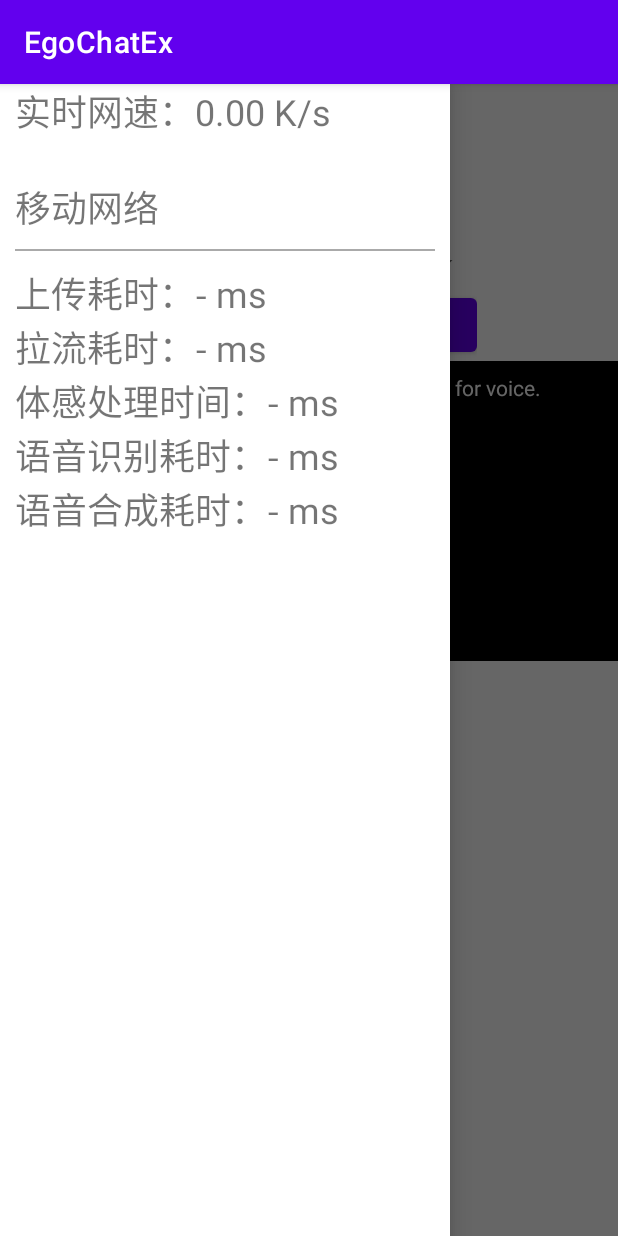
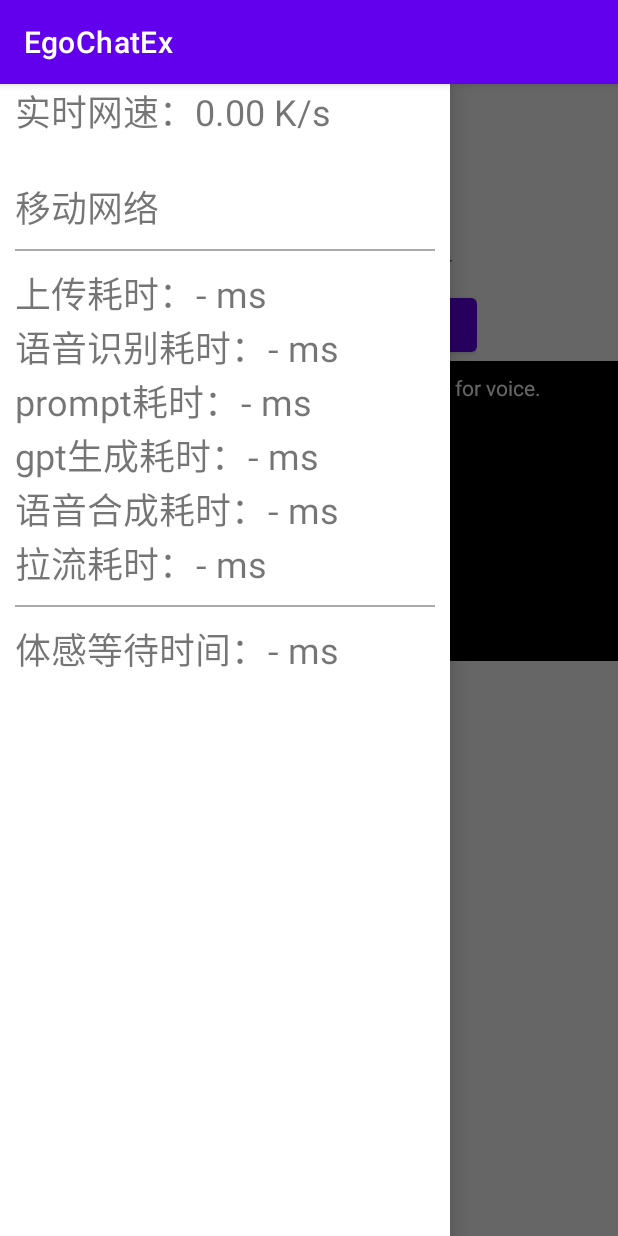
Before and after one commit to ECBill/Memx4Elder-Android, an Android app: the screen it shows after launch (MainActivity), with the side drawer open, on a phone screen of 412 x 824 dp. Run offline under Robolectric (Android 15) with nearby library versions, the phone set to English and light mode, and no system bars; our stand-ins replace data binding; libraries missing offline, so code that uses them is left out: com.jiangdg.ausbc; 2 statements that could not run were skipped.

Commit message:
add: delay breakdown display

```diff
--- a/app/src/main/java/life/memx/chat_external/view/PerformanceMonitor.kt
+++ b/app/src/main/java/life/memx/chat_external/view/PerformanceMonitor.kt
@@ -5,8 +5,10 @@ import androidx.databinding.ObservableField
 class PerformanceMonitorViewModel :ViewModel(){
     val uploadDelay = ObservableField<String>("上传耗时：")
     val pullDelay = ObservableField<String>("拉流耗时：")
-    val processingDelay = ObservableField<String>("体感处理时间：")   // from asr finish to first package received
+    val processingDelay = ObservableField<String>("体感等待时间：")   // from asr finish to first package received
     val asrDelay = ObservableField<String>("语音识别耗时：")
+    val promptDelay = ObservableField<String>("prompt耗时：")
+    val gptDelay = ObservableField<String>("gpt生成耗时：")
     val ttsDelay = ObservableField<String>("语音合成耗时：")
 
     fun setUploadDelay(delay_ms: Long) {
@@ -18,22 +20,29 @@ class PerformanceMonitorViewModel :ViewModel(){
     }
     fun setProcessingDelay(delay_ms: Long) {
         if (delay_ms > 10) {
-            processingDelay.set("体感处理时间：$delay_ms ms" )
+            processingDelay.set("体感等待时间：$delay_ms ms" )
         }
     }
-    fun setAsrDelay(delay_ms: Long) {
-        asrDelay.set("语音识别耗时：$delay_ms ms" )
-    }
-    fun setTtsDelay(delay_ms: Long) {
-        ttsDelay.set("语音合成耗时：$delay_ms ms" )
+
+    fun setExtraStatistics(statistics: MutableMap<String, String>) {
+        statistics.forEach { (k, v) ->
+            when (k) {
+                "asr_delay" -> asrDelay.set("语音识别耗时：$v ms" )
+                "prompt_delay" -> promptDelay.set("prompt耗时：$v ms" )
+                "gpt_delay" -> gptDelay.set("gpt生成耗时：$v ms" )
+                "tts_delay" -> ttsDelay.set("语音合成耗时：$v ms" )
+            }
+        }
     }
 
     fun reset() {
         uploadDelay.set("上传耗时：- ms" )
         pullDelay.set("拉流耗时：- ms" )
-        processingDelay.set("体感处理时间：- ms" )
+        processingDelay.set("体感等待时间：- ms" )
         asrDelay.set("语音识别耗时：- ms" )
         ttsDelay.set("语音合成耗时：- ms" )
+        promptDelay.set("prompt耗时：- ms" )
+        gptDelay.set("gpt生成耗时：- ms" )
     }
 
 }
--- a/app/src/main/res/layout/activity_main.xml
+++ b/app/src/main/res/layout/activity_main.xml
@@ -166,23 +166,6 @@
                 android:textSize="24sp" />
 
             <TextView
-                android:id="@+id/tvPullDelay"
-                android:layout_width="match_parent"
-                android:layout_height="wrap_content"
-                android:layout_marginHorizontal="10dp"
-                android:text="@{performanceMonitor.pullDelay}"
-                android:textSize="24sp" />
-
-            <TextView
-                android:id="@+id/tvProcessingDelay"
-                android:layout_width="match_parent"
-                android:layout_height="wrap_content"
-                android:layout_marginHorizontal="10dp"
-                android:text="@{performanceMonitor.processingDelay}"
-                android:textSize="24sp" />
-
-            <TextView
-                android:id="@+id/tvAsrDelay"
                 android:layout_width="match_parent"
                 android:layout_height="wrap_content"
                 android:layout_marginHorizontal="10dp"
@@ -190,12 +173,46 @@
                 android:textSize="24sp" />
 
             <TextView
-                android:id="@+id/tvTtsDelay"
+                android:layout_width="match_parent"
+                android:layout_height="wrap_content"
+                android:layout_marginHorizontal="10dp"
+                android:text="@{performanceMonitor.promptDelay}"
+                android:textSize="24sp" />
+
+            <TextView
+                android:layout_width="match_parent"
+                android:layout_height="wrap_content"
+                android:layout_marginHorizontal="10dp"
+                android:text="@{performanceMonitor.gptDelay}"
+                android:textSize="24sp" />
+
+            <TextView
                 android:layout_width="match_parent"
                 android:layout_height="wrap_content"
                 android:layout_marginHorizontal="10dp"
                 android:text="@{performanceMonitor.ttsDelay}"
                 android:textSize="24sp" />
+
+            <TextView
+                android:layout_width="match_parent"
+                android:layout_height="wrap_content"
+                android:layout_marginHorizontal="10dp"
+                android:text="@{performanceMonitor.pullDelay}"
+                android:textSize="24sp" />
+            <View
+                android:layout_width="match_parent"
+                android:layout_height="1dp"
+                android:layout_margin="10sp"
+                android:background="@android:color/darker_gray" />
+
+            <TextView
+                android:layout_width="match_parent"
+                android:layout_height="wrap_content"
+                android:layout_marginHorizontal="10dp"
+                android:text="@{performanceMonitor.processingDelay}"
+                android:textSize="24sp" />
+
+
         </LinearLayout>
 
     </androidx.drawerlayout.widget.DrawerLayout>
```
Also changed, not shown: app/src/main/java/life/memx/chat_external/MainActivity.kt (+12 -0 lines).
